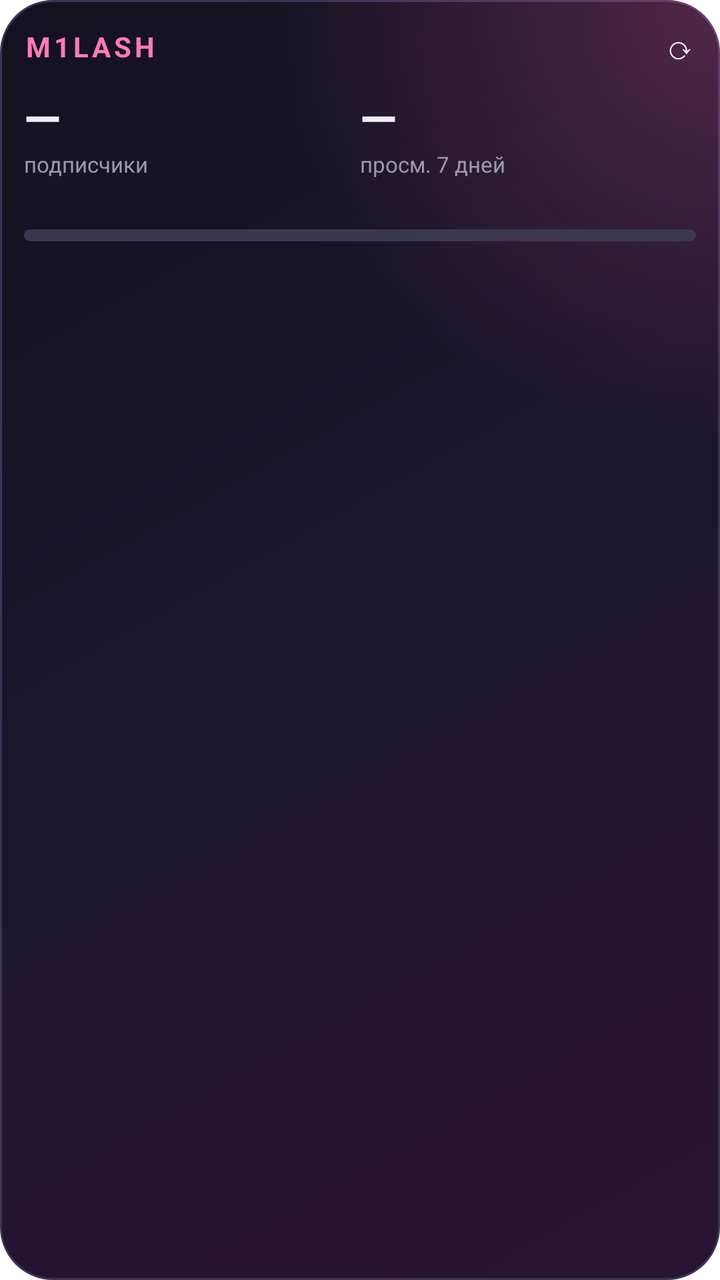
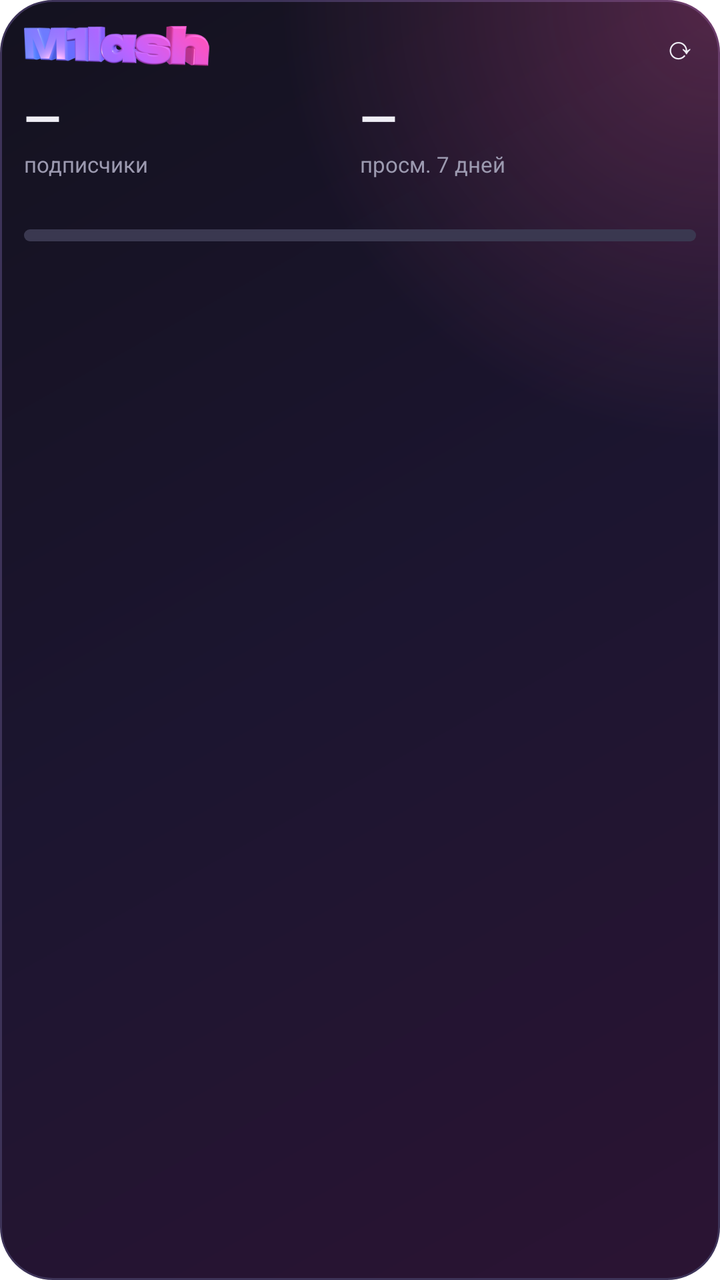

An Android layout rendered at two revisions. The XML below is the earlier revision; the diff shows what the commit changed to produce the second picture.
<!-- AndroidManifest.xml: fallback theme Theme.MaterialComponents.DayNight.NoActionBar -->
<!-- res/layout/widget_s.xml -->
<?xml version="1.0" encoding="utf-8"?>
<LinearLayout xmlns:android="http://schemas.android.com/apk/res/android" android:id="@+id/root"
    android:layout_width="match_parent" android:layout_height="match_parent" android:orientation="vertical"
    android:background="@drawable/bg" android:padding="12dp">
    <LinearLayout android:layout_width="match_parent" android:layout_height="wrap_content" android:orientation="horizontal" android:gravity="center_vertical">
        <TextView android:layout_width="0dp" android:layout_weight="1" android:layout_height="wrap_content" android:text="M1LASH" android:textColor="#FF7AB8" android:textStyle="bold" android:textSize="14sp" android:letterSpacing="0.12"/>
        <TextView android:id="@+id/updated" android:visibility="gone" android:layout_width="wrap_content" android:layout_height="wrap_content" android:textColor="#9C9AB0" android:textSize="11sp" android:text="…"/>
        <TextView android:id="@+id/refresh" android:layout_width="wrap_content" android:layout_height="wrap_content" android:text="  ⟳" android:textColor="#EFEEF6" android:textSize="16sp" android:paddingStart="6dp"/>
    </LinearLayout>
    <LinearLayout android:layout_width="match_parent" android:layout_height="wrap_content" android:orientation="horizontal" android:layout_marginTop="8dp">
        <LinearLayout android:layout_width="0dp" android:layout_weight="1" android:layout_height="wrap_content" android:orientation="vertical">
            <TextView android:id="@+id/subs" android:layout_width="wrap_content" android:layout_height="wrap_content" android:text="—" android:textColor="#EFEEF6" android:textStyle="bold" android:textSize="24sp"/>
            <TextView android:layout_width="wrap_content" android:layout_height="wrap_content" android:text="подписчики" android:textColor="#9C9AB0" android:textSize="11sp"/>
        </LinearLayout>
        <LinearLayout android:layout_width="0dp" android:layout_weight="1" android:layout_height="wrap_content" android:orientation="vertical">
            <TextView android:id="@+id/week" android:layout_width="wrap_content" android:layout_height="wrap_content" android:text="—" android:textColor="#EFEEF6" android:textStyle="bold" android:textSize="24sp"/>
            <TextView android:id="@+id/delta" android:layout_width="wrap_content" android:layout_height="wrap_content" android:text="просм. 7 дней" android:textColor="#9C9AB0" android:textSize="11sp"/>
        </LinearLayout>
        
    </LinearLayout>
    <ImageView android:id="@+id/chart" android:visibility="gone" android:layout_width="match_parent" android:layout_height="44dp" android:layout_marginTop="8dp" android:scaleType="fitXY" android:contentDescription="график"/>
    <TextView android:id="@+id/fresh" android:visibility="gone" android:layout_width="match_parent" android:layout_height="wrap_content" android:layout_marginTop="6dp" android:textColor="#EFEEF6" android:textSize="12sp" android:maxLines="2" android:ellipsize="end"/>
    <LinearLayout android:layout_width="match_parent" android:layout_height="wrap_content" android:orientation="vertical" android:layout_marginTop="6dp">
        <TextView android:id="@+id/ypp" android:layout_width="match_parent" android:layout_height="wrap_content" android:textColor="#F0B54A" android:textSize="12sp" android:maxLines="1" android:ellipsize="end"/>
        <ProgressBar android:id="@+id/ypp_bar" style="@android:style/Widget.ProgressBar.Horizontal" android:layout_width="match_parent" android:layout_height="6dp" android:layout_marginTop="3dp" android:max="1000" android:progress="0" android:progressTint="#FF5FA8" android:progressBackgroundTint="#3A3850"/>
    </LinearLayout>
    <TextView android:id="@+id/today" android:visibility="gone" android:layout_width="match_parent" android:layout_height="wrap_content" android:layout_marginTop="6dp" android:textColor="#FFD38A" android:textSize="12sp" android:textStyle="bold" android:maxLines="1" android:ellipsize="end"/>
    <TextView android:id="@+id/top" android:visibility="gone" android:layout_width="match_parent" android:layout_height="wrap_content" android:layout_marginTop="6dp" android:textColor="#EFEEF6" android:textSize="12sp" android:maxLines="1" android:ellipsize="end"/>
    <TextView android:id="@+id/idea" android:visibility="gone" android:layout_width="match_parent" android:layout_height="wrap_content" android:layout_marginTop="3dp" android:textColor="#8FD6FF" android:textSize="12sp" android:maxLines="2" android:ellipsize="end"/>
    <TextView android:id="@+id/total" android:layout_width="wrap_content" android:layout_height="wrap_content" android:visibility="gone"/>
    <TextView android:id="@+id/review" android:layout_width="match_parent" android:layout_height="wrap_content" android:layout_marginTop="6dp" android:textColor="#F0B54A" android:textStyle="bold" android:textSize="13sp" android:visibility="gone"/>
    <TextView android:id="@+id/next" android:visibility="gone" android:layout_width="match_parent" android:layout_height="wrap_content" android:layout_marginTop="6dp" android:textColor="#C9C7D9" android:textSize="12sp" android:maxLines="2" android:text="Загрузка…"/>
</LinearLayout>
<!-- resources referenced by this layout -->
<resources>
  <!-- drawable bg (drawable) -->
  <?xml version="1.0" encoding="utf-8"?>
  <layer-list xmlns:android="http://schemas.android.com/apk/res/android">
      <item><shape android:shape="rectangle">
          <gradient android:angle="315" android:startColor="#14121F" android:centerColor="#1C1530" android:endColor="#2B1433" />
          <corners android:radius="26dp" /><stroke android:width="1dp" android:color="#3D3358" /></shape></item>
      <item><shape android:shape="rectangle">
          <gradient android:type="radial" android:gradientRadius="220dp" android:centerX="1" android:centerY="0" android:startColor="#40FF5FA8" android:endColor="#00FF5FA8" />
          <corners android:radius="26dp" /></shape></item>
  </layer-list>
</resources>

<!-- the commit's change to res/layout/widget_s.xml (unified diff, before → after) -->
@@ -3,7 +3,7 @@
     android:layout_width="match_parent" android:layout_height="match_parent" android:orientation="vertical"
     android:background="@drawable/bg" android:padding="12dp">
     <LinearLayout android:layout_width="match_parent" android:layout_height="wrap_content" android:orientation="horizontal" android:gravity="center_vertical">
-        <TextView android:layout_width="0dp" android:layout_weight="1" android:layout_height="wrap_content" android:text="M1LASH" android:textColor="#FF7AB8" android:textStyle="bold" android:textSize="14sp" android:letterSpacing="0.12"/>
+        <ImageView android:layout_width="0dp" android:layout_weight="1" android:layout_height="20dp" android:src="@drawable/wordmark" android:scaleType="fitStart" android:adjustViewBounds="true" android:contentDescription="M1lash"/>
         <TextView android:id="@+id/updated" android:visibility="gone" android:layout_width="wrap_content" android:layout_height="wrap_content" android:textColor="#9C9AB0" android:textSize="11sp" android:text="…"/>
         <TextView android:id="@+id/refresh" android:layout_width="wrap_content" android:layout_height="wrap_content" android:text="  ⟳" android:textColor="#EFEEF6" android:textSize="16sp" android:paddingStart="6dp"/>
     </LinearLayout>
<!-- resource entries referenced after the edit -->
@@ -10,5 +10,6 @@
           <gradient android:type="radial" android:gradientRadius="220dp" android:centerX="1" android:centerY="0" android:startColor="#40FF5FA8" android:endColor="#00FF5FA8" />
           <corners android:radius="26dp" /></shape></item>
   </layer-list>
+  <!-- drawable wordmark: png bitmap (drawable-nodpi, 24522 bytes) -->
 </resources>
 
